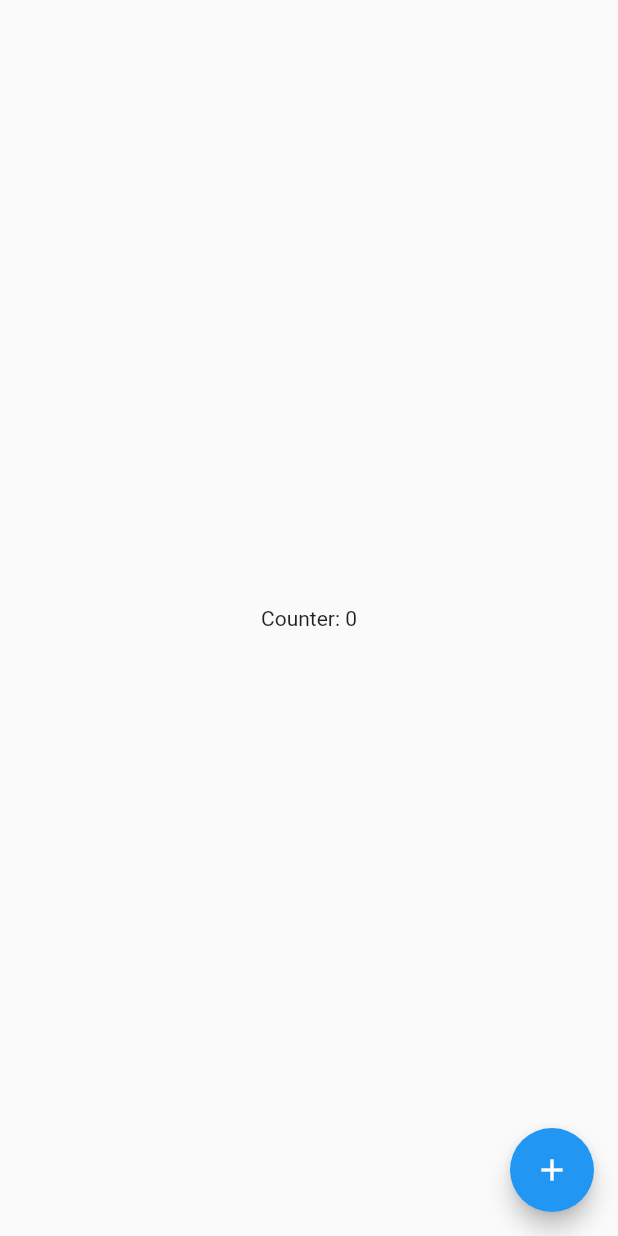
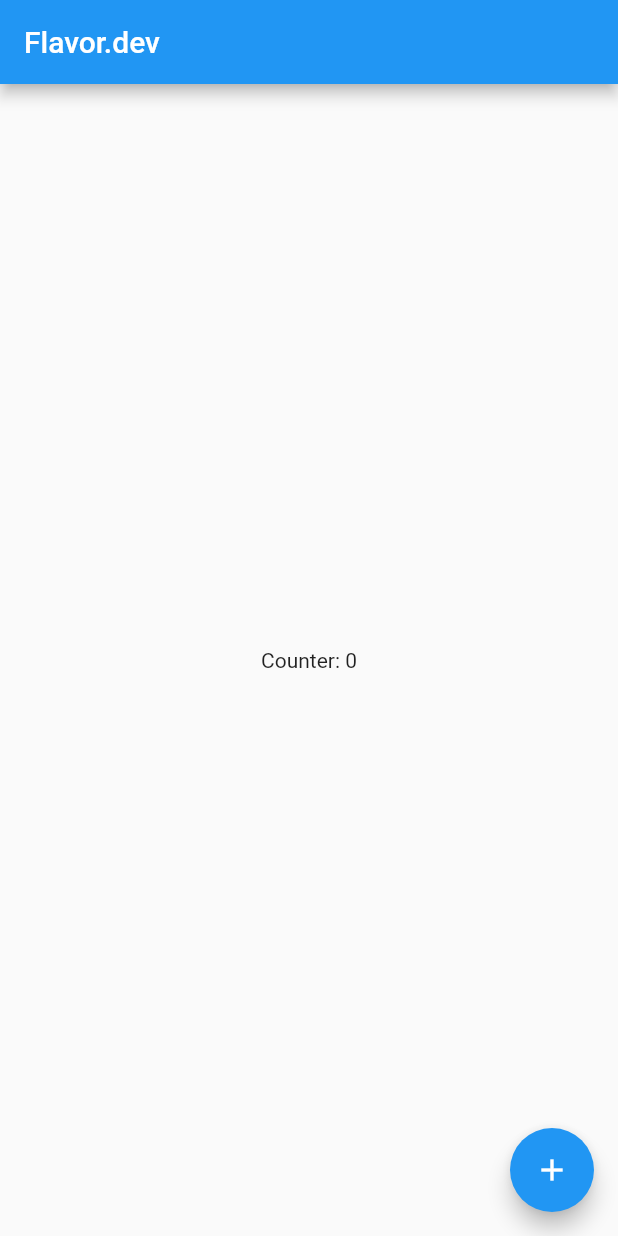
Before and after one commit to Xsantosh/provider_tuto, a Flutter app: the screen it shows after launch, on a phone screen of 412 x 824 dp. Run offline on Flutter 3.47's test engine with Material 2 defaults, Android fonts, the phone set to English and light mode, and no system bars.

Commit message:
implemented provider

```diff
--- a/lib/authentication_page.dart
+++ b/lib/authentication_page.dart
@@ -1,4 +1,6 @@
 import 'package:flutter/material.dart';
+import 'package:provider/provider.dart';
+import 'package:provider_tuto/flavor.dart';
 
 class AuthenticationPage extends StatefulWidget {
   @override
@@ -14,7 +16,11 @@ class _AuthenticationPageState extends State<AuthenticationPage> {
 
   @override
   Widget build(BuildContext context) {
+    final _flavor = Provider.of<Flavor>(context);
     return Scaffold(
+      appBar: AppBar(
+        title: Text(_flavor.toString()),
+      ),
       body: Container(
         child: Center(
           child: Text('Counter: $_count'),
--- a/lib/flavor.dart
+++ b/lib/flavor.dart
@@ -1,6 +1,6 @@
 ///Run with:
 ///flutter run --flavor dev -t lib/main.dart
-///flutter run --flavor staging -t lib/main.dart
-///flutter run --flavor prod -t lib/main.dart
+///flutter run --flavor staging -t lib/main_staging.dart
+///flutter run --flavor prod -t lib/main_prod.dart
 ///NOTE: On IOS, we need to create matching Xcode
 enum Flavor { dev, staging, prod }
```
